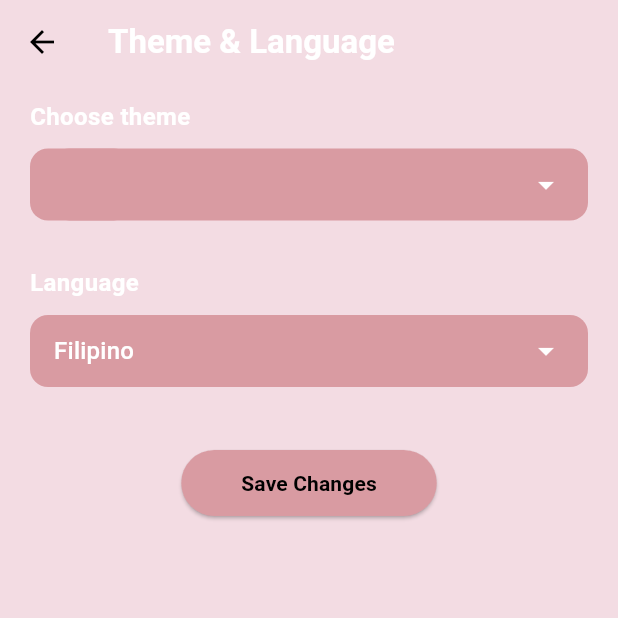
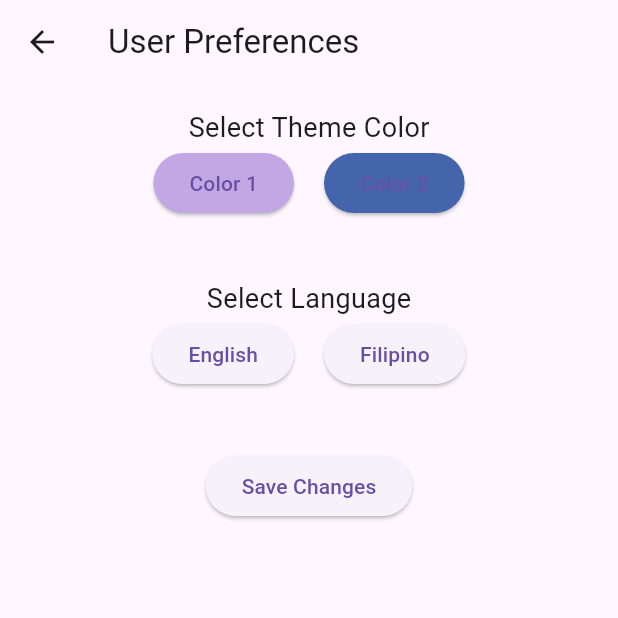
Before and after one commit to Tabigne-lc/tabigne_productapp2025, a Flutter app: the UserPreferencePage screen opened by its route, on a phone screen of 412 x 824 dp, the top half of it. Run offline on Flutter 3.47's test engine with Material 3 defaults, Android fonts, the phone set to English and light mode, and no system bars.

Commit message:
partial commit

```diff
--- a/lib/app_state.dart
+++ b/lib/app_state.dart
@@ -1,24 +1,25 @@
 import 'package:flutter/material.dart';
 
-class AppState extends ChangeNotifier {
-  int selectedThemeIndex = 0;
-  String selectedLanguage = 'Filipino';
+class AppState with ChangeNotifier {
+  // Default theme color (first color choice)
+  Color _selectedColor = Color(0xFFC3A7E4);
 
-  final List<Color> themeColors = [
-    Color(0xFFD99BA2),
-    Color(0xFFC3A7E4),
-    Color(0xFF4464AC),
-  ];
+  Color get selectedColor => _selectedColor;
 
-  // Update theme based on index selected in the dropdown
-  void updateTheme(int index) {
-    selectedThemeIndex = index;
+  // Change color theme
+  void changeThemeColor(Color color) {
+    _selectedColor = color;
     notifyListeners();
   }
 
-  // Update language based on user selection
-  void updateLanguage(String language) {
-    selectedLanguage = language;
+  // Default language (English)
+  String _selectedLanguage = 'English';
+
+  String get selectedLanguage => _selectedLanguage;
+
+  // Change language
+  void changeLanguage(String language) {
+    _selectedLanguage = language;
     notifyListeners();
   }
 }
--- a/lib/home_screen.dart
+++ b/lib/home_screen.dart
@@ -1,14 +1,27 @@
 import 'package:flutter/material.dart';
+import 'package:provider/provider.dart';
 import 'product_card.dart';
 import 'product.dart';
 import 'create_new_product.dart';
 import 'user_preference.dart'; // ✅ Import the user preference screen
+import 'app_state.dart'; // Make sure AppState is imported
 
 class HomeScreen extends StatelessWidget {
   const HomeScreen({super.key});
 
   @override
   Widget build(BuildContext context) {
+    // Access theme and language settings from AppState
+    final appState = Provider.of<AppState>(context);
+    final themeColor = appState.selectedColor; // Fetch current theme color
+    final language = appState.selectedLanguage; // Fetch current language
+
+    // Translate text based on the selected language
+    String popularText = language == "Filipino" ? "Popular na mga Produkto" : "Popular Products";
+    String recentText = language == "Filipino" ? "Kamakailang Produkto" : "Recent Products";
+    String createProductText = language == "Filipino" ? "Lumikha ng Produkto" : "Create Product";
+    String userPreferencesText = language == "Filipino" ? "Mga Setting ng User" : "User Preferences";
+
     final List<Product> popularProducts = [
       Product(name: "Body Lotion", price: 29.99, imageUrl: "images/lotion.jpg", rating: 4.9, reviewCount: 278),
       Product(name: "Skin Oil Serum", price: 29.99, imageUrl: "images/serum.jpg", rating: 4.9, reviewCount: 278),
@@ -23,7 +36,8 @@ class HomeScreen extends StatelessWidget {
 
     return Scaffold(
       appBar: AppBar(
-        title: const Text("Beauty Store"),
+        title: Text("Beauty Store"),
+        backgroundColor: themeColor, // Use the selected theme color
         leading: Builder(
           builder: (context) => IconButton(
             icon: const Icon(Icons.menu),
@@ -31,7 +45,10 @@ class HomeScreen extends StatelessWidget {
           ),
         ),
         actions: [
-          IconButton(icon: const Icon(Icons.shopping_bag_outlined), onPressed: () {}),
+          IconButton(
+            icon: const Icon(Icons.shopping_bag_outlined),
+            onPressed: () {},
+          ),
         ],
       ),
       drawer: Drawer(
@@ -44,7 +61,7 @@ class HomeScreen extends StatelessWidget {
             ),
             ListTile(
               leading: const Icon(Icons.add_circle_outline),
-              title: const Text("Create Product"),
+              title: Text(createProductText),
               onTap: () {
                 Navigator.push(
                   context,
@@ -54,7 +71,7 @@ class HomeScreen extends StatelessWidget {
             ),
             ListTile(
               leading: const Icon(Icons.settings),
-              title: const Text("User Preferences"),
+              title: Text(userPreferencesText),
               onTap: () {
                 Navigator.push(
                   context,
@@ -80,16 +97,16 @@ class HomeScreen extends StatelessWidget {
                   child: ListView(
                     scrollDirection: Axis.horizontal,
                     children: [
-                      _buildCategoryButton("Serum"),
+                      _buildCategoryButton("Serum", themeColor),
                       const SizedBox(width: 10),
-                      _buildCategoryButton("Cosmetics"),
+                      _buildCategoryButton("Cosmetics", themeColor),
                       const SizedBox(width: 10),
-                      _buildCategoryButton("Facial Wash"),
+                      _buildCategoryButton("Facial Wash", themeColor),
                     ],
                   ),
                 ),
                 const SizedBox(height: 20),
-                _buildSectionTitle("Popular", () {}),
+                _buildSectionTitle(popularText, () {}),
                 const SizedBox(height: 10),
                 SizedBox(
                   height: 220,
@@ -108,7 +125,7 @@ class HomeScreen extends StatelessWidget {
                   ),
                 ),
                 const SizedBox(height: 20),
-                _buildSectionTitle("Recent Products", () {}),
+                _buildSectionTitle(recentText, () {}),
                 const SizedBox(height: 10),
                 Column(
                   children: recentProducts
@@ -116,7 +133,7 @@ class HomeScreen extends StatelessWidget {
                             onTap: () {
                               Navigator.pushNamed(context, '/detail', arguments: product);
                             },
-                            child: _buildRecentProductCard(product, screenWidth),
+                            child: _buildRecentProductCard(product, screenWidth, themeColor),
                           ))
                       .toList(),
                 ),
@@ -128,10 +145,11 @@ class HomeScreen extends StatelessWidget {
     );
   }
 
-  Widget _buildCategoryButton(String text) {
+  Widget _buildCategoryButton(String text, Color themeColor) {
     return Container(
       padding: const EdgeInsets.symmetric(vertical: 8, horizontal: 16),
-      decoration: BoxDecoration(color: Colors.pink[100], borderRadius: BorderRadius.circular(20)),
+      decoration: BoxDecoration(
+          color: themeColor, borderRadius: BorderRadius.circular(20)),
       child: Text(text, style: const TextStyle(color: Colors.black)),
     );
   }
@@ -140,7 +158,8 @@ class HomeScreen extends StatelessWidget {
     return Row(
       mainAxisAlignment: MainAxisAlignment.spaceBetween,
       children: [
-        Text(title, style: const TextStyle(fontSize: 18, fontWeight: FontWeight.bold)),
+        Text(title,
+            style: const TextStyle(fontSize: 18, fontWeight: FontWeight.bold)),
         TextButton(
           onPressed: onTap,
           child: const Text("See all", style: TextStyle(color: Colors.pink)),
@@ -149,12 +168,12 @@ class HomeScreen extends StatelessWidget {
     );
   }
 
-  Widget _buildRecentProductCard(Product product, double screenWidth) {
+  Widget _buildRecentProductCard(Product product, double screenWidth, Color themeColor) {
     return Container(
       margin: const EdgeInsets.symmetric(vertical: 8),
       padding: const EdgeInsets.all(12),
       decoration: BoxDecoration(
-        color: Colors.purple[100],
+        color: themeColor.withOpacity(0.2),
         borderRadius: BorderRadius.circular(12),
       ),
       child: Row(
@@ -165,14 +184,16 @@ class HomeScreen extends StatelessWidget {
             child: Column(
               crossAxisAlignment: CrossAxisAlignment.start,
               children: [
-                Text(product.name, style: const TextStyle(fontSize: 16, fontWeight: FontWeight.bold)),
+                Text(product.name,
+                    style: const TextStyle(fontSize: 16, fontWeight: FontWeight.bold)),
                 Row(
                   children: [
                     const Icon(Icons.star, color: Colors.yellow, size: 18),
                     Text(" ${product.rating} [${product.reviewCount} reviews]"),
                   ],
                 ),
-                Text("\$${product.price}", style: const TextStyle(fontSize: 16, fontWeight: FontWeight.bold)),
+                Text("\$${product.price}",
+                    style: const TextStyle(fontSize: 16, fontWeight: FontWeight.bold)),
               ],
             ),
           ),
--- a/lib/user_preference.dart
+++ b/lib/user_preference.dart
@@ -1,6 +1,6 @@
 import 'package:flutter/material.dart';
 import 'package:provider/provider.dart';
-import 'app_state.dart';
+import 'app_state.dart'; // Import the AppState
 
 class UserPreferencePage extends StatefulWidget {
   @override
@@ -8,155 +8,113 @@ class UserPreferencePage extends StatefulWidget {
 }
 
 class _UserPreferencePageState extends State<UserPreferencePage> {
-  late int selectedThemeIndex;
-  late String selectedLanguage;
-
-  final List<Color> themeColors = [
-    Color(0xFFD99BA2),
-    Color(0xFFC3A7E4),
-    Color(0xFF4464AC),
-  ];
-
-  final List<String> languages = ['Filipino', 'English'];
-
-  @override
-  void initState() {
-    super.initState();
-    final appState = Provider.of<AppState>(context, listen: false);
-    selectedThemeIndex = appState.selectedThemeIndex;
-    selectedLanguage = appState.selectedLanguage;
-  }
+  // Variables to store the current selections
+  Color? selectedThemeColor;
+  String? selectedLanguage;
 
   @override
   Widget build(BuildContext context) {
     return Scaffold(
-      backgroundColor: Color(0xFFF3DCE3),
       appBar: AppBar(
-        backgroundColor: Colors.transparent,
-        elevation: 0,
-        leading: IconButton(
-          icon: Icon(Icons.arrow_back, color: Colors.black),
-          onPressed: () {
-            Navigator.pop(context);
-          },
-        ),
-        title: Text(
-          "Theme & Language",
-          style: TextStyle(
-            color: Colors.white,
-            fontWeight: FontWeight.bold,
-          ),
-        ),
-        centerTitle: false,
+        title: Text("User Preferences"),
       ),
       body: Padding(
-        padding: const EdgeInsets.symmetric(horizontal: 20, vertical: 10),
+        padding: const EdgeInsets.all(16),
         child: Column(
-          crossAxisAlignment: CrossAxisAlignment.start,
           children: [
-            Text(
-              "Choose theme",
-              style: TextStyle(
-                color: Colors.white,
-                fontSize: 16,
-                fontWeight: FontWeight.w600,
-              ),
-            ),
-            SizedBox(height: 10),
-            Container(
-              padding: EdgeInsets.symmetric(horizontal: 16),
-              decoration: BoxDecoration(
-                color: Color(0xFFD99BA2),
-                borderRadius: BorderRadius.circular(12),
-              ),
-              child: DropdownButton<int>(
-                value: selectedThemeIndex,
-                dropdownColor: Color(0xFFD99BA2),
-                iconEnabledColor: Colors.white,
-                underline: SizedBox(),
-                isExpanded: true,
-                items: themeColors.asMap().entries.map((entry) {
-                  int index = entry.key;
-                  Color color = entry.value;
-                  return DropdownMenuItem<int>(
-                    value: index,
-                    child: Container(
-                      width: 50,
-                      height: 50,
-                      decoration: BoxDecoration(
-                        color: color,
-                        borderRadius: BorderRadius.circular(10),
-                      ),
-                    ),
-                  );
-                }).toList(),
-                onChanged: (value) {
+            // Theme Selection
+            Text("Select Theme Color", style: TextStyle(fontSize: 18)),
+            Row(
+              mainAxisAlignment: MainAxisAlignment.center,
+              children: [
+                ElevatedButton(
+                  onPressed: () {
                     setState(() {
-                    selectedThemeIndex = value!;
+                      selectedThemeColor = Color(0xFFC3A7E4); // Light Pink
                     });
                   },
+                  style: ElevatedButton.styleFrom(
+                    backgroundColor: Color(0xFFC3A7E4), // Light Pink
+                    side: selectedThemeColor == Color(0xFFC3A7E4)
+                        ? BorderSide(color: Colors.black, width: 2) // Highlight border
+                        : BorderSide.none,
                   ),
+                  child: Text("Color 1"),
                 ),
-            SizedBox(height: 30),
-            Text(
-              "Language",
-              style: TextStyle(
-                color: Colors.white,
-                fontSize: 16,
-                fontWeight: FontWeight.w600,
-              ),
-            ),
-            SizedBox(height: 10),
-            Container(
-              padding: EdgeInsets.symmetric(horizontal: 16),
-              decoration: BoxDecoration(
-                color: Color(0xFFD99BA2),
-                borderRadius: BorderRadius.circular(12),
-              ),
-              child: DropdownButton<String>(
-                value: selectedLanguage,
-                dropdownColor: Color(0xFFD99BA2),
-                iconEnabledColor: Colors.white,
-                underline: SizedBox(),
-                isExpanded: true,
-                items: languages.map((lang) {
-                  return DropdownMenuItem<String>(
-                    value: lang,
-                    child: Text(
-                      lang,
-                      style: TextStyle(color: Colors.white),
-                    ),
-                  );
-                }).toList(),
-                onChanged: (value) {
+                SizedBox(width: 20),
+                ElevatedButton(
+                  onPressed: () {
                     setState(() {
-                    selectedLanguage = value!;
+                      selectedThemeColor = Color(0xFF4464AC); // Blue
                     });
                   },
+                  style: ElevatedButton.styleFrom(
+                    backgroundColor: Color(0xFF4464AC), // Blue
+                    side: selectedThemeColor == Color(0xFF4464AC)
+                        ? BorderSide(color: Colors.black, width: 2) // Highlight border
+                        : BorderSide.none,
                   ),
+                  child: Text("Color 2"),
+                ),
+              ],
             ),
             SizedBox(height: 40),
-            Center(
-              child: ElevatedButton(
+
+            // Language Selection (English/Filipino)
+            Text("Select Language", style: TextStyle(fontSize: 18)),
+            Row(
+              mainAxisAlignment: MainAxisAlignment.center,
+              children: [
+                ElevatedButton(
+                  onPressed: () {
+                    setState(() {
+                      selectedLanguage = "English";
+                    });
+                  },
                   style: ElevatedButton.styleFrom(
-                  backgroundColor: Color(0xFFD99BA2),
-                  padding: EdgeInsets.symmetric(horizontal: 40, vertical: 12),
+                    side: selectedLanguage == "English"
+                        ? BorderSide(color: Colors.black, width: 2) // Highlight border
+                        : BorderSide.none,
                   ),
+                  child: Text("English"),
+                ),
+                SizedBox(width: 20),
+                ElevatedButton(
                   onPressed: () {
-                  final appState = Provider.of<AppState>(context, listen: false);
-                  appState.selectedThemeIndex = selectedThemeIndex;
-                  appState.selectedLanguage = selectedLanguage;
-                  appState.notifyListeners();
-                  Navigator.pop(context); // Optional: go back after saving
+                    setState(() {
+                      selectedLanguage = "Filipino";
+                    });
                   },
-                child: Text(
-                  "Save Changes",
-                  style: TextStyle(
-                    color: Colors.black,
-                    fontWeight: FontWeight.w600,
+                  style: ElevatedButton.styleFrom(
+                    side: selectedLanguage == "Filipino"
+                        ? BorderSide(color: Colors.black, width: 2) // Highlight border
+                        : BorderSide.none,
                   ),
+                  child: Text("Filipino"),
                 ),
+              ],
             ),
+            SizedBox(height: 40),
+
+            // Save Changes Button
+            ElevatedButton(
+              onPressed: () {
+                if (selectedThemeColor != null && selectedLanguage != null) {
+                  // Save the selected theme color and language to AppState
+                  Provider.of<AppState>(context, listen: false)
+                      .changeThemeColor(selectedThemeColor!);
+                  Provider.of<AppState>(context, listen: false)
+                      .changeLanguage(selectedLanguage!);
+                  ScaffoldMessenger.of(context).showSnackBar(
+                    SnackBar(content: Text("Changes saved!")),
+                  );
+                } else {
+                  ScaffoldMessenger.of(context).showSnackBar(
+                    SnackBar(content: Text("Please select both theme and language.")),
+                  );
+                }
+              },
+              child: Text("Save Changes"),
             ),
           ],
         ),
```
Lines whose indentation alone changed are shown as unchanged.
